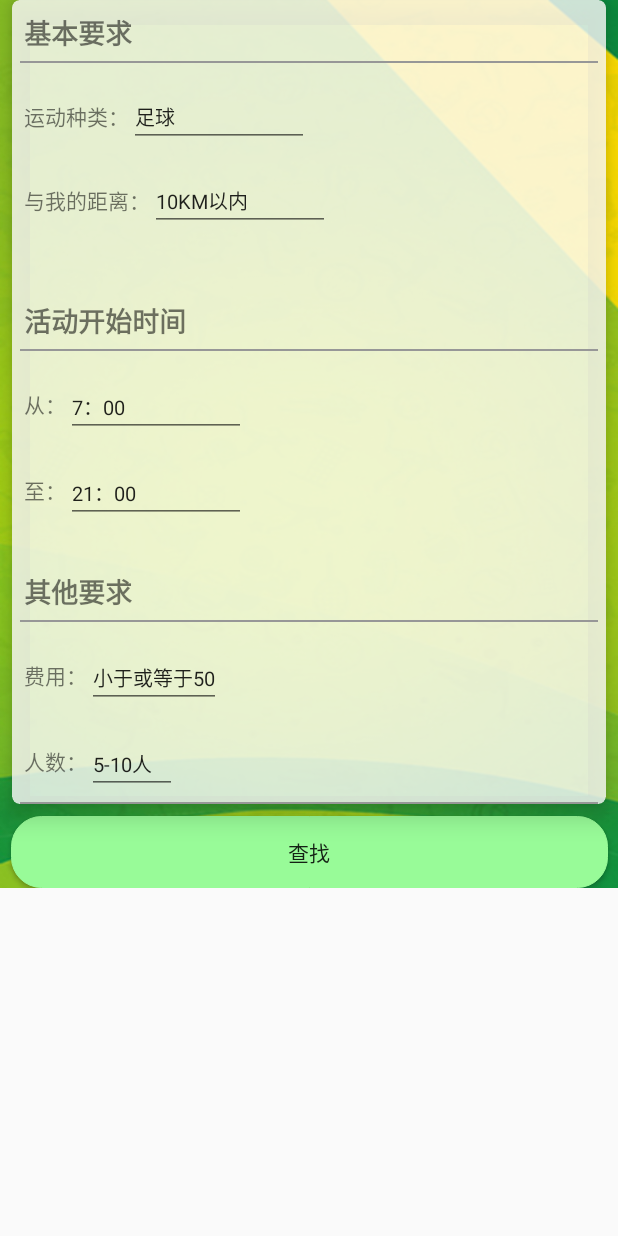
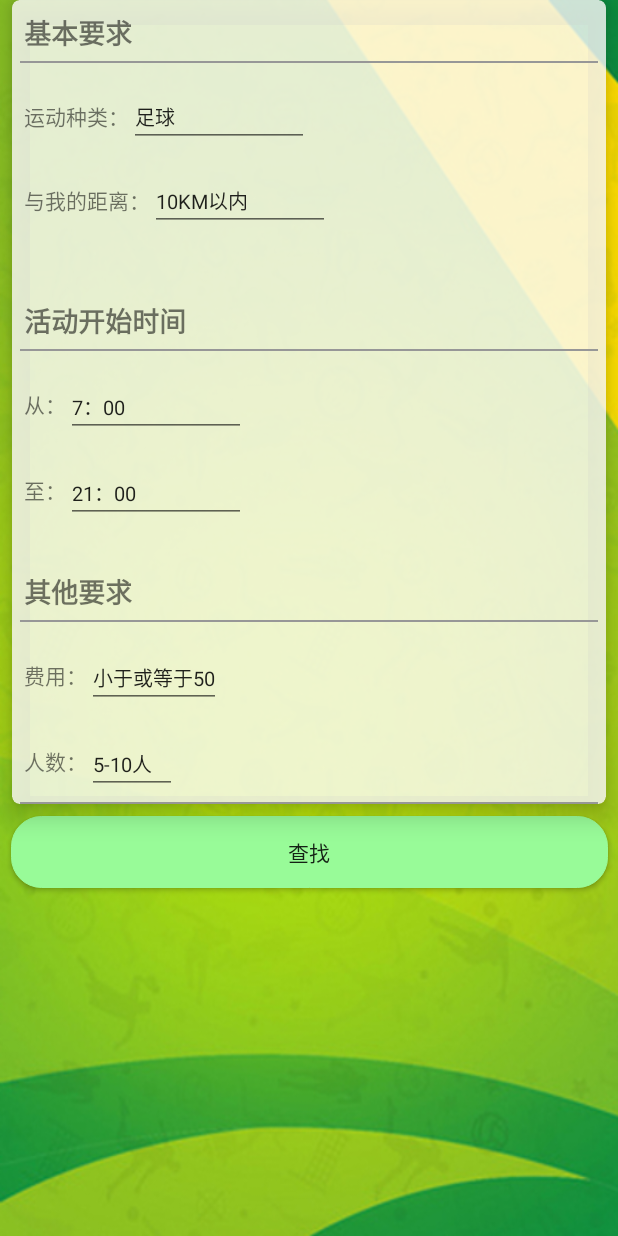
Before and after one commit to pengxianyang/YC, an Android app: the SearchMatchActivity screen opened directly, with no data from a screen before it, on a phone screen of 412 x 824 dp. Run offline under Robolectric (Android 15) with nearby library versions, the phone set to English and light mode, and no system bars; libraries missing offline, so code that uses them is left out: com.bigkoo.pickerview; Roboto replaces fonts that are not available here; 10 statements that could not run were skipped.

Commit message:
修改布局

```diff
--- a/app/src/main/res/layout/layout_select_match.xml
+++ b/app/src/main/res/layout/layout_select_match.xml
@@ -1,10 +1,4 @@
 <?xml version="1.0" encoding="utf-8"?>
-<ScrollView xmlns:android="http://schemas.android.com/apk/res/android"
-    xmlns:app="http://schemas.android.com/apk/res-auto"
-    xmlns:tools="http://schemas.android.com/tools"
-    android:layout_width="match_parent"
-    android:layout_height="match_parent"
-    >
 <android.support.constraint.ConstraintLayout xmlns:android="http://schemas.android.com/apk/res/android"
     android:layout_width="match_parent"
     android:layout_height="match_parent"
@@ -17,21 +11,24 @@
         android:layout_width="0dp"
         android:layout_height="wrap_content"
         android:layout_margin="8dp"
+        android:layout_marginBottom="4dp"
         android:layout_marginRight="8dp"
         app:layout_constraintBottom_toTopOf="@id/button"
         app:layout_constraintHorizontal_bias="0.0"
         app:layout_constraintLeft_toLeftOf="parent"
         app:layout_constraintRight_toRightOf="parent" />
 
+
     <Button
         android:id="@+id/button"
         android:layout_width="398dp"
         android:layout_height="wrap_content"
         android:layout_margin="8dp"
+        android:layout_marginTop="36dp"
         android:background="@drawable/button_radiaus"
         android:text="查找"
+        app:layout_constraintHorizontal_bias="0.461"
         app:layout_constraintLeft_toLeftOf="parent"
         app:layout_constraintRight_toRightOf="parent"
         app:layout_constraintTop_toBottomOf="@+id/include" />
 </android.support.constraint.ConstraintLayout>
-</ScrollView>
```
